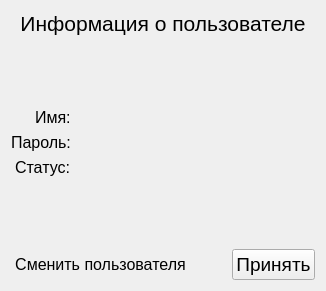
Qt form dialog_infouser.ui (zloysergunya/IS_Airport) before a commit.
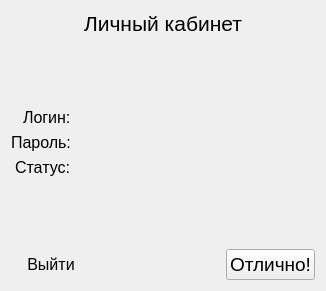
The same form after that commit.

```diff
--- a/dialog_infouser.ui
+++ b/dialog_infouser.ui
@@ -22,7 +22,7 @@
       </font>
      </property>
      <property name="text">
-      <string>Информация о пользователе</string>
+      <string>Личный кабинет</string>
      </property>
      <property name="alignment">
       <set>Qt::AlignCenter</set>
@@ -55,7 +55,7 @@
         </font>
        </property>
        <property name="text">
-        <string>Имя:</string>
+        <string>Логин:</string>
        </property>
       </widget>
      </item>
@@ -144,7 +144,7 @@
         </font>
        </property>
        <property name="text">
-        <string>Сменить пользователя</string>
+        <string>Выйти</string>
        </property>
        <property name="default">
         <bool>false</bool>
@@ -175,7 +175,7 @@
         </font>
        </property>
        <property name="text">
-        <string>Принять</string>
+        <string>Отлично!</string>
        </property>
       </widget>
      </item>
```
